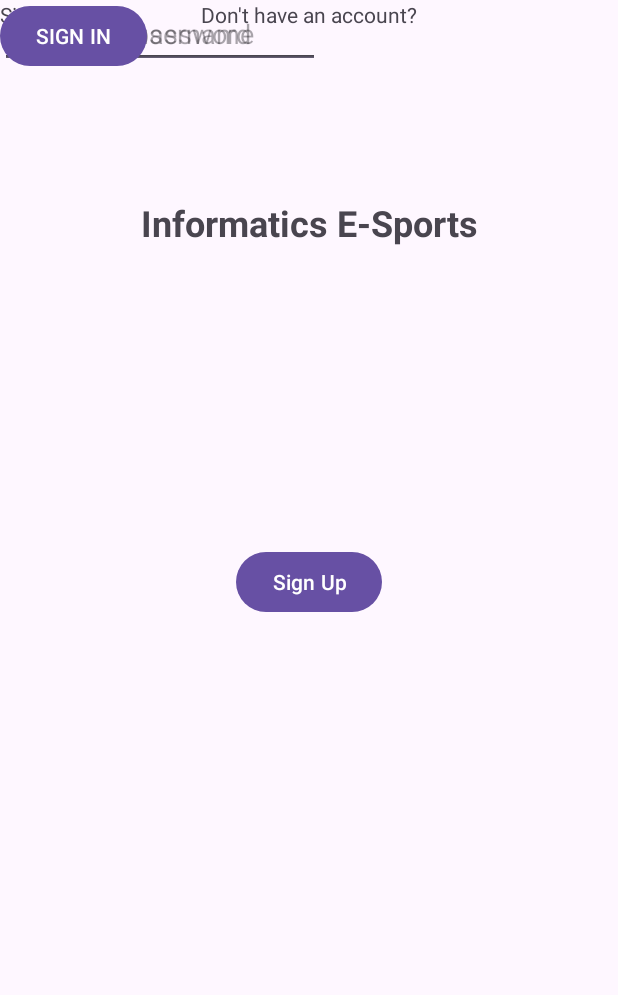
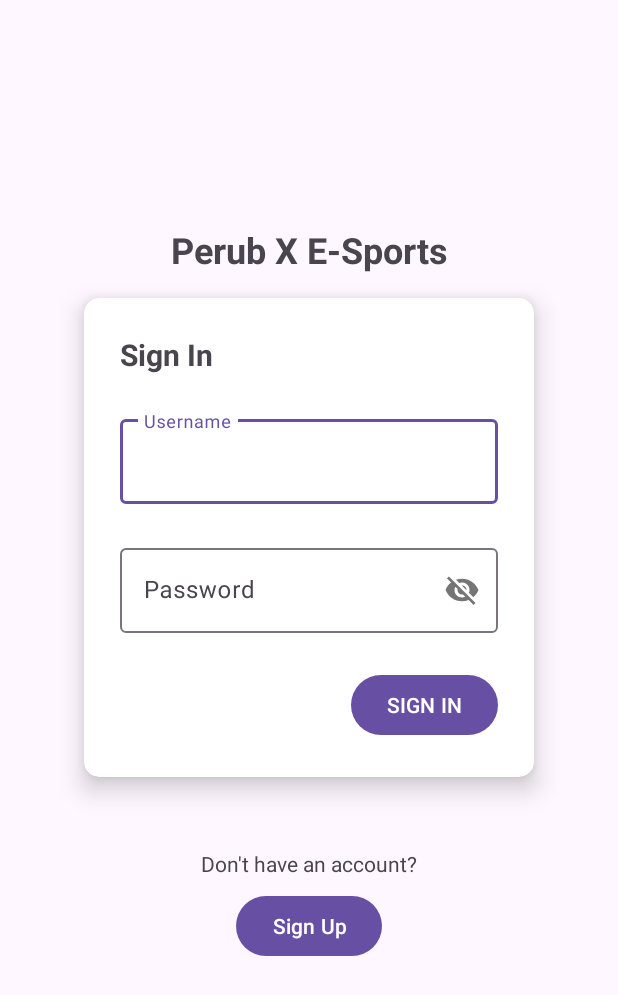
Before and after one commit to mathewrs04/NMPPerubX, an Android app: the screen it shows after launch (SignIn), after a tap on "SIGN IN", on a phone screen of 412 x 824 dp. Shown: the top 995 px of the screen. Run offline under Robolectric (Android 15) with nearby library versions, the phone set to English and light mode, and no system bars.

Commit message:
SELESAI WEEK 10

```diff
--- a/app/src/main/java/com/perubdev/nmpinformaticse_sport/SignIn.kt
+++ b/app/src/main/java/com/perubdev/nmpinformaticse_sport/SignIn.kt
@@ -29,8 +29,8 @@ class SignIn : AppCompatActivity() {
 
         // Sign In button click
         binding.btnSignIn.setOnClickListener {
-            val username = binding.txtUsername.text.toString()
-            val password = binding.txtPassword.text.toString()
+            val username = binding.txtInputUsername.text.toString()
+            val password = binding.txtInputPassword.text.toString()
 
             // Perform simple login check (replace with actual validation)
             if (username == "user" && password == "user") {
--- a/app/src/main/res/layout/activity_sign_in.xml
+++ b/app/src/main/res/layout/activity_sign_in.xml
@@ -12,9 +12,9 @@
         android:layout_width="wrap_content"
         android:layout_height="wrap_content"
         android:layout_marginStart="64dp"
-        android:layout_marginTop="132dp"
+        android:layout_marginTop="150dp"
         android:layout_marginEnd="64dp"
-        android:text="Informatics E-Sports"
+        android:text="Perub X E-Sports"
         android:textSize="24sp"
         android:textStyle="bold"
         app:layout_constraintEnd_toEndOf="parent"
@@ -26,11 +26,12 @@
         android:layout_width="wrap_content"
         android:layout_height="wrap_content"
         android:layout_marginStart="64dp"
+        android:layout_marginTop="48dp"
         android:layout_marginEnd="64dp"
         android:text="Don't have an account?"
         app:layout_constraintEnd_toEndOf="parent"
         app:layout_constraintStart_toStartOf="parent"
-        tools:layout_editor_absoluteY="571dp" />
+        app:layout_constraintTop_toBottomOf="@+id/cardView" />
 
     <Button
         android:id="@+id/btnSignUp"
@@ -39,46 +40,93 @@
         android:layout_marginStart="64dp"
         android:layout_marginTop="8dp"
         android:layout_marginEnd="64dp"
-        android:layout_marginBottom="76dp"
         android:text="Sign Up"
-        app:layout_constraintBottom_toBottomOf="parent"
         app:layout_constraintEnd_toEndOf="parent"
         app:layout_constraintStart_toStartOf="parent"
         app:layout_constraintTop_toBottomOf="@+id/textView12" />
+
+    <androidx.cardview.widget.CardView
+        android:id="@+id/cardView"
+        android:layout_width="300dp"
+        android:layout_height="wrap_content"
+        android:layout_marginTop="16dp"
+        app:cardCornerRadius="10dp"
+        app:cardElevation="10dp"
+        app:layout_constraintEnd_toEndOf="parent"
+        app:layout_constraintStart_toStartOf="parent"
+        app:layout_constraintTop_toBottomOf="@+id/textView11">
+
+        <androidx.constraintlayout.widget.ConstraintLayout
+            android:layout_width="match_parent"
+            android:layout_height="match_parent">
 
             <TextView
                 android:id="@+id/textView13"
                 android:layout_width="wrap_content"
                 android:layout_height="wrap_content"
+                android:layout_marginStart="24dp"
+                android:layout_marginTop="24dp"
                 android:text="Sign In"
-        tools:layout_editor_absoluteX="61dp"
-        tools:layout_editor_absoluteY="208dp" />
+                android:textSize="20sp"
+                android:textStyle="bold"
+                app:layout_constraintStart_toStartOf="parent"
+                app:layout_constraintTop_toTopOf="parent" />
 
-    <EditText
-        android:id="@+id/txtUsername"
-        android:layout_width="wrap_content"
+            <com.google.android.material.textfield.TextInputLayout
+                android:id="@+id/inputUsername"
+                android:layout_width="match_parent"
                 android:layout_height="wrap_content"
-        android:ems="10"
-        android:hint="Enter your username"
-        android:inputType="text"
-        tools:layout_editor_absoluteX="87dp"
-        tools:layout_editor_absoluteY="259dp" />
+                android:layout_marginStart="24dp"
+                android:layout_marginTop="24dp"
+                android:layout_marginEnd="24dp"
+                android:hint="Username"
+                app:hintAnimationEnabled="true"
+                app:hintEnabled="true"
+                app:layout_constraintEnd_toEndOf="parent"
+                app:layout_constraintStart_toStartOf="parent"
+                app:layout_constraintTop_toBottomOf="@+id/textView13">
 
-    <EditText
-        android:id="@+id/txtPassword"
-        android:layout_width="wrap_content"
+                <com.google.android.material.textfield.TextInputEditText
+                    android:id="@+id/txtInputUsername"
+                    android:layout_width="match_parent"
+                    android:layout_height="wrap_content" />
+            </com.google.android.material.textfield.TextInputLayout>
+
+            <com.google.android.material.textfield.TextInputLayout
+                android:id="@+id/inputPassword"
+                android:layout_width="match_parent"
                 android:layout_height="wrap_content"
-        android:ems="10"
-        android:hint="Enter your password"
-        android:inputType="text"
-        tools:layout_editor_absoluteX="87dp"
-        tools:layout_editor_absoluteY="326dp" />
+                android:layout_marginStart="24dp"
+                android:layout_marginTop="24dp"
+                android:layout_marginEnd="24dp"
+                android:hint="Password"
+                app:hintAnimationEnabled="true"
+                app:hintEnabled="true"
+                app:layout_constraintEnd_toEndOf="parent"
+                app:layout_constraintStart_toStartOf="parent"
+                app:layout_constraintTop_toBottomOf="@+id/inputUsername"
+                app:passwordToggleEnabled="true">
+
+                <com.google.android.material.textfield.TextInputEditText
+                    android:id="@+id/txtInputPassword"
+                    android:layout_width="match_parent"
+                    android:layout_height="wrap_content" />
+            </com.google.android.material.textfield.TextInputLayout>
 
             <Button
                 android:id="@+id/btnSignIn"
                 android:layout_width="wrap_content"
                 android:layout_height="wrap_content"
+                android:layout_marginTop="24dp"
+                android:layout_marginEnd="24dp"
+                android:layout_marginBottom="24dp"
                 android:text="SIGN IN"
-        tools:layout_editor_absoluteX="256dp"
-        tools:layout_editor_absoluteY="398dp" />
+                app:layout_constraintBottom_toBottomOf="parent"
+                app:layout_constraintEnd_toEndOf="parent"
+                app:layout_constraintTop_toBottomOf="@+id/inputPassword" />
+
         </androidx.constraintlayout.widget.ConstraintLayout>
+
+    </androidx.cardview.widget.CardView>
+
+</androidx.constraintlayout.widget.ConstraintLayout>
```
Lines whose indentation alone changed are shown as unchanged.
